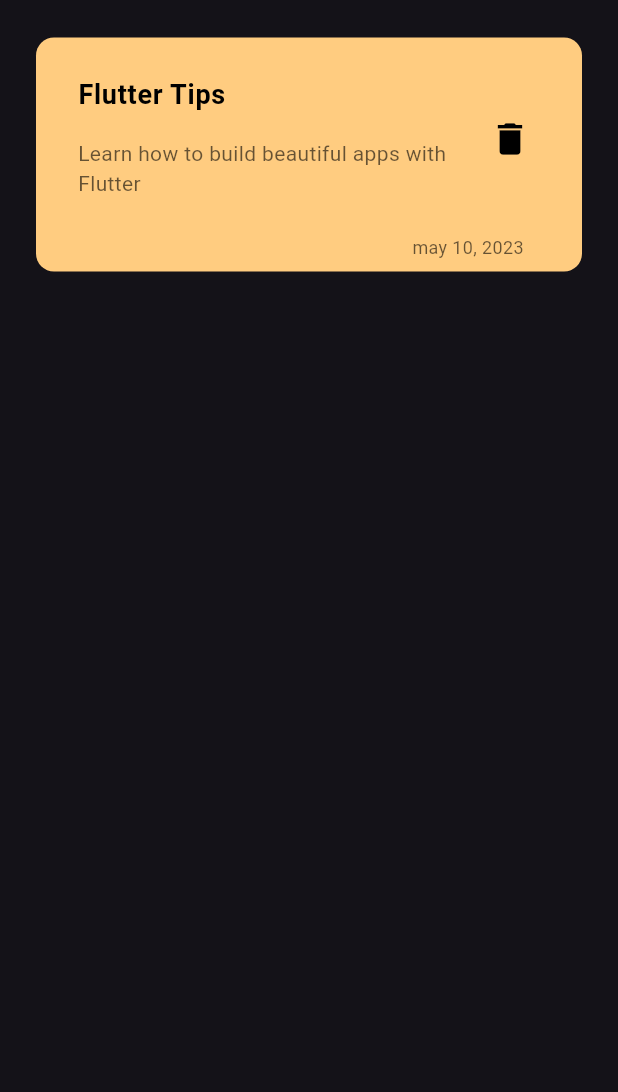
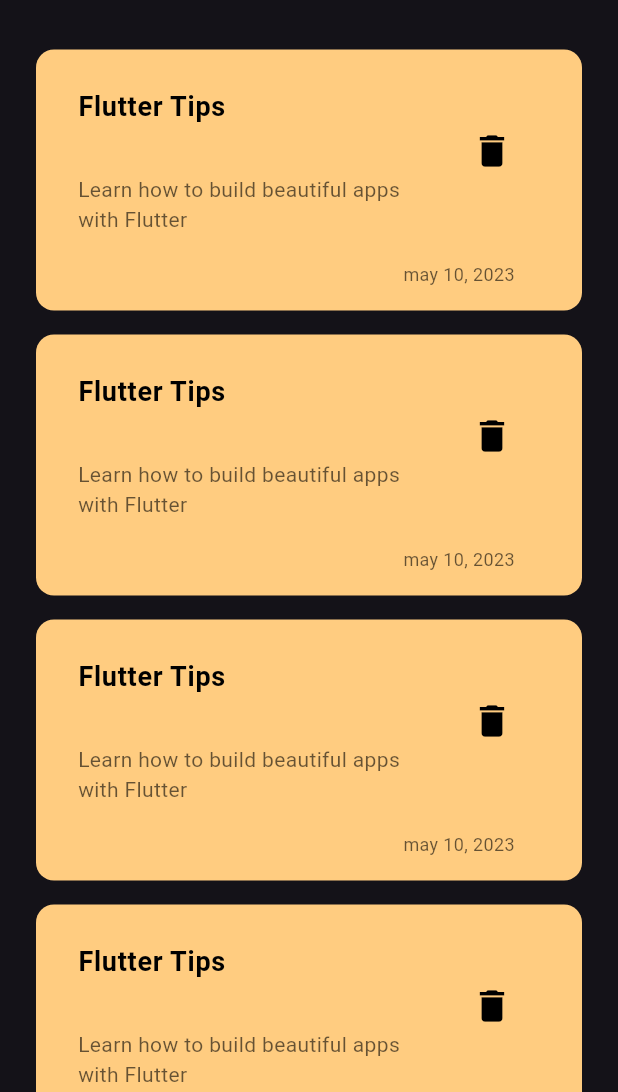
Before and after one commit to mohamedmostafarizk/noteapp_localdatabase, a Flutter app: the screen it shows after launch, on a phone screen of 412 x 824 dp, the part 144-1236 px from its top. Run offline on Flutter 3.47's test engine with Material 3 defaults, Android fonts, the phone set to English and light mode, and no system bars.

Commit message:
create listview builder

```diff
--- /dev/null
+++ b/lib/views/NotesListview.dart
@@ -0,0 +1,19 @@
+import 'package:flutter/material.dart';
+import 'package:noteapp/widgets/Noteitem.dart';
+
+class NotesListview extends StatelessWidget {
+  const NotesListview({super.key});
+
+  @override
+  Widget build(BuildContext context) {
+    return ListView.builder(
+      itemCount: 10,
+      itemBuilder: (context, index) {
+        return Padding(
+          padding: const EdgeInsets.symmetric(vertical: 8),
+          child: Noteitem(),
+        );
+      },
+    );
+  }
+}
--- a/lib/views/notesview.dart
+++ b/lib/views/notesview.dart
@@ -1,8 +1,8 @@
 // ignore_for_file: deprecated_member_use
 
 import 'package:flutter/material.dart';
+import 'package:noteapp/views/NotesListview.dart';
 import 'package:noteapp/widgets/CustomAppBar.dart';
-import 'package:noteapp/widgets/Noteitem.dart';
 
 class Notesview extends StatelessWidget {
   const Notesview({super.key});
@@ -17,7 +17,7 @@ class Notesview extends StatelessWidget {
             SizedBox(height: 50),
             CustomAppBar(),
             SizedBox(height: 25),
-            Noteitem(),
+            Expanded(child: NotesListview()),
           ],
         ),
       ),
--- a/lib/widgets/Noteitem.dart
+++ b/lib/widgets/Noteitem.dart
@@ -1,4 +1,4 @@
-// ignore_for_file: file_names
+// ignore_for_file: file_names, deprecated_member_use
 
 import 'package:flutter/material.dart';
 
@@ -8,7 +8,7 @@ class Noteitem extends StatelessWidget {
   @override
   Widget build(BuildContext context) {
     return Container(
-      padding: EdgeInsets.only(top: 16, left: 12),
+      padding: EdgeInsets.symmetric(horizontal: 12, vertical: 16),
       decoration: BoxDecoration(
         color: Colors.orange[200],
         borderRadius: BorderRadius.circular(12),
@@ -25,7 +25,7 @@ class Noteitem extends StatelessWidget {
               ),
             ),
             subtitle: Padding(
-              padding: const EdgeInsets.symmetric(vertical: 16),
+              padding: const EdgeInsets.only(top: 32),
               child: Text(
                 'Learn how to build beautiful apps with Flutter',
                 style: TextStyle(
@@ -43,7 +43,7 @@ class Noteitem extends StatelessWidget {
             ),
           ),
           Padding(
-            padding: const EdgeInsets.only(left: 200, bottom: 8),
+            padding: const EdgeInsets.only(left: 200, top: 10),
             child: Text(
               'may 10, 2023',
               style: TextStyle(
```
